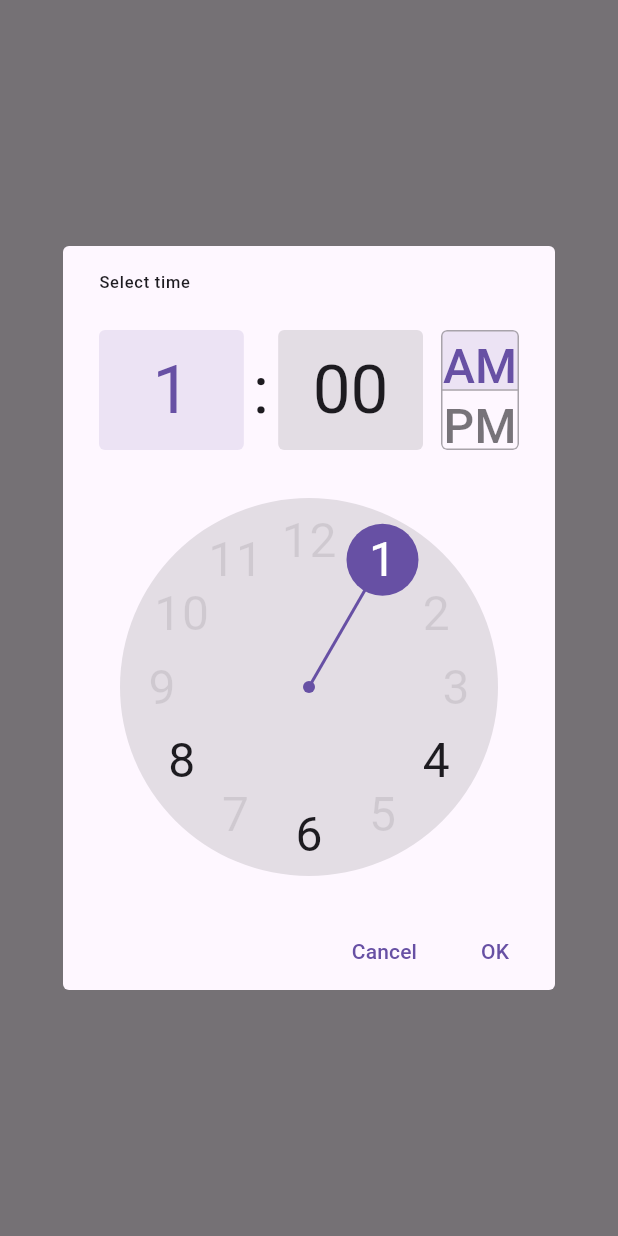
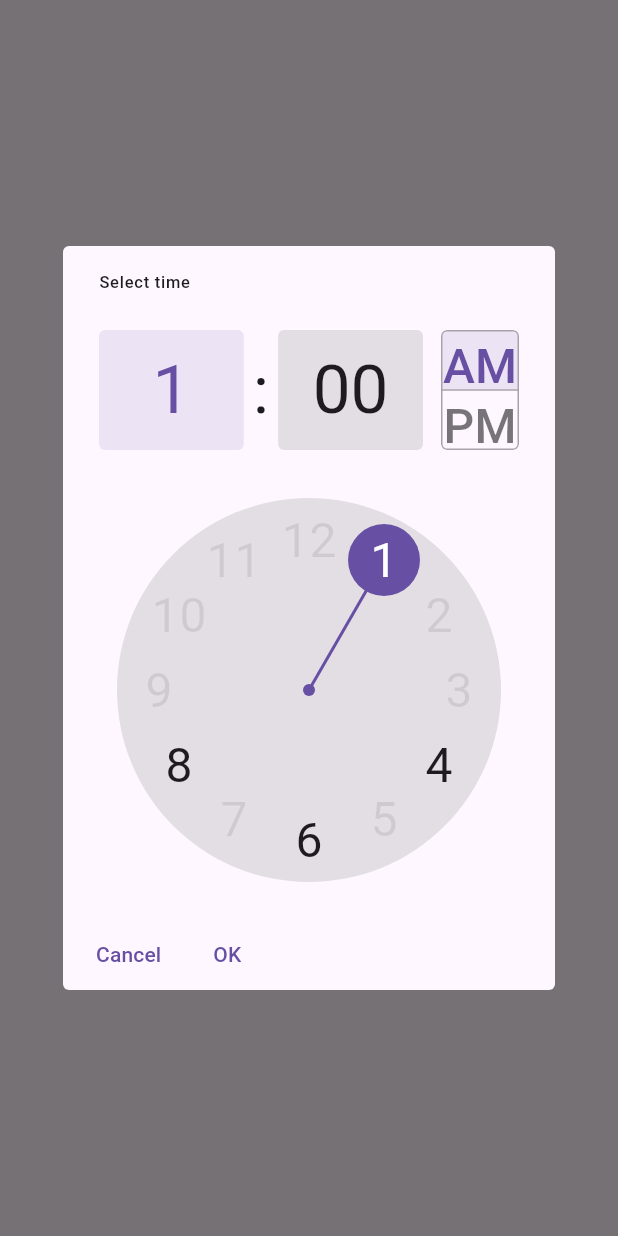
Before and after one commit to shamrat1/simple_time_picker, a Flutter app: the screen it shows after launch, after a tap on "Select Time", on a phone screen of 412 x 824 dp. Run offline on Flutter 3.47's test engine with Material 3 defaults, Android fonts, the phone set to English and light mode, and no system bars.

Commit message:
update deprecated issues

```diff
--- a/lib/simple_predicate_time_picker.dart
+++ b/lib/simple_predicate_time_picker.dart
@@ -2030,7 +2030,7 @@ class _TimePickerDialogState extends State<_TimePickerDialog> {
     // parts of the time picker scale up with textScaleFactor, we cap the factor
     // to 1.1 as that provides enough space to reasonably fit all the content.
     final double textScaleFactor =
-        math.min(MediaQuery.of(context).textScaleFactor, 1.1);
+        math.min(MediaQuery.textScalerOf(context).scale(1.0), 1.1);
 
     late double timePickerWidth;
     late double timePickerHeight;
@@ -2094,8 +2094,8 @@ class _TimePickerDialogState extends State<_TimePickerDialog> {
         //       : MaterialLocalizations.of(context).dialModeButtonLabel,
         // ),
         Expanded(
-          child: ButtonBar(
-            layoutBehavior: ButtonBarLayoutBehavior.constrained,
+          child: OverflowBar(
+            // layoutBehavior: ButtonBarLayoutBehavior.constrained,
             children: <Widget>[
               TextButton(
                 style: TimePickerTheme.of(context).cancelButtonStyle,
```
Also changed, not shown: example/pubspec.lock.
